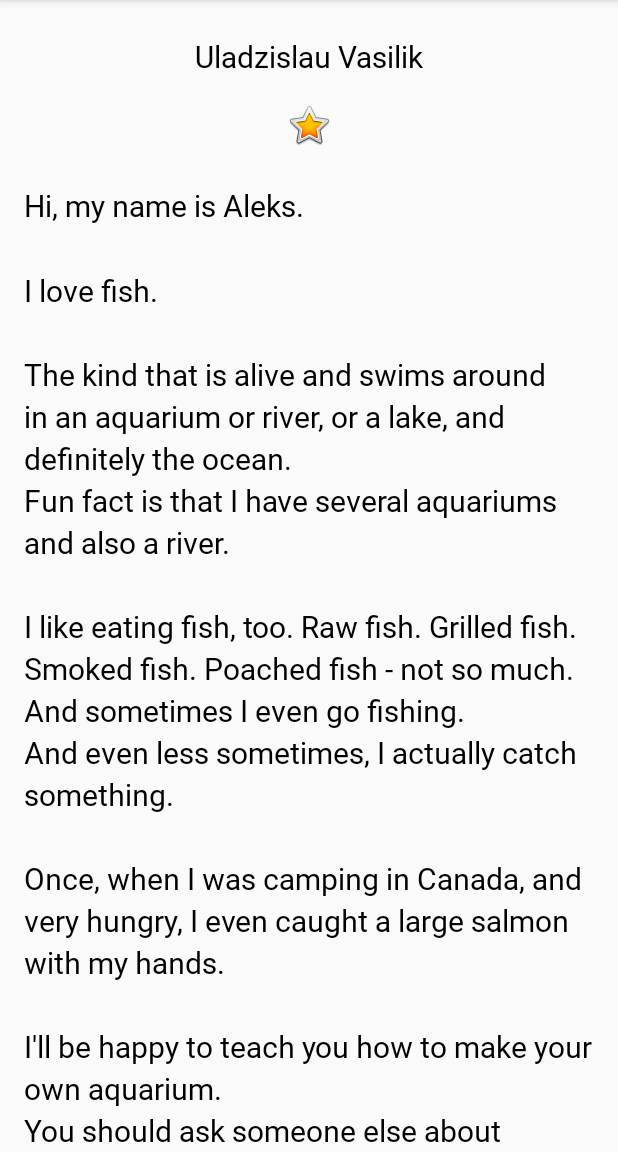
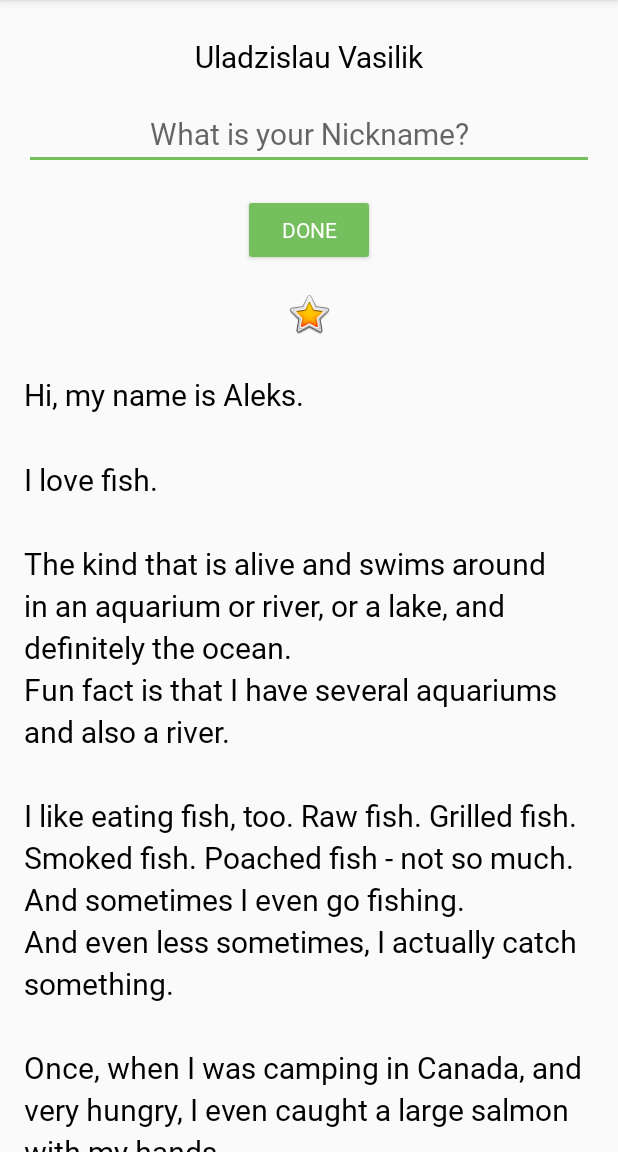
Before and after one commit to UladzislauB/courses, an Android app: the screen it shows after launch (MainActivity), on a phone screen of 412 x 824 dp, the part 84-1236 px from its top. Run offline under Robolectric (Android 15) with nearby library versions, the phone set to English and light mode, and no system bars.

Commit message:
completed codelab 2 section 2

```diff
--- a/codelab2app/app/src/main/res/layout/activity_main.xml
+++ b/codelab2app/app/src/main/res/layout/activity_main.xml
@@ -15,6 +15,38 @@
         android:text="@string/name"
         android:textAlignment="center"
         style="@style/NameStyle" />
+
+    <EditText
+        android:id="@+id/nickname_edit"
+        android:layout_width="match_parent"
+        android:layout_height="wrap_content"
+        android:inputType="textPersonName"
+        style="@style/NameStyle"
+        android:textAlignment="center"
+        android:hint="@string/what_is_your_nickname"
+        android:text=""/>
+
+    <Button
+        android:id="@+id/done_button"
+        android:layout_gravity="center"
+        style="@style/Widget.AppCompat.Button.Colored"
+        android:layout_width="wrap_content"
+        android:layout_height="wrap_content"
+        android:layout_marginTop="@dimen/layout_margin"
+        android:fontFamily="@font/roboto"
+        android:text="@string/done" />
+
+    <TextView
+        android:id="@+id/nickname_text"
+        android:layout_width="match_parent"
+        android:layout_height="wrap_content"
+        style="@style/NameStyle"
+        android:textAlignment="center"
+        tools:text="@string/what_is_your_nickname"
+        android:visibility="gone"
+        android:background="@color/colorAccent"
+        android:paddingBottom="@dimen/small_paddding"
+        tools:visibility="visible"/>
 
     <ImageView
         android:id="@+id/star_image"
--- a/codelab2app/app/src/main/res/values/colors.xml
+++ b/codelab2app/app/src/main/res/values/colors.xml
@@ -2,5 +2,5 @@
 <resources>
     <color name="colorPrimary">#008577</color>
     <color name="colorPrimaryDark">#00574B</color>
-    <color name="colorAccent">#D81B60</color>
+    <color name="colorAccent">#76bf5e</color>
 </resources>
--- a/codelab2app/app/src/main/res/values/strings.xml
+++ b/codelab2app/app/src/main/res/values/strings.xml
@@ -12,4 +12,6 @@
 \n\nOnce, when I was camping in Canada, and very hungry, I even caught a large salmon with my hands.
 \n\nI\'ll be happy to teach you how to make your own aquarium.
 \nYou should ask someone else about fishing, though.\n\n</string>
+    <string name="what_is_your_nickname">What is your Nickname?</string>
+    <string name="done">Done</string>
 </resources>
```
Also changed, not shown: codelab2app/app/src/main/java/com/example/myapplication/MainActivity.kt (+41 -0 lines).
